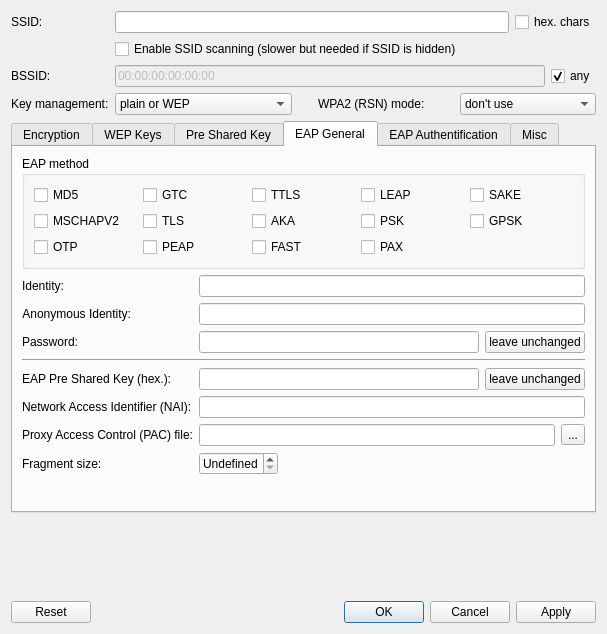
Before: the Qt Designer form qnut/ui/accesspointconfig.ui in dosnut/nut, drawn with Qt 5.
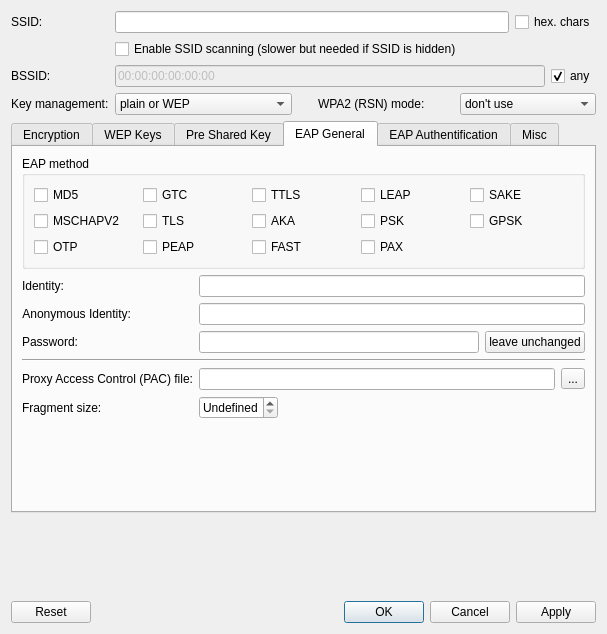
After: the same form once the commit is applied. The open tabs and pages were chosen to show the change.

Patch:
```diff
--- a/qnut/ui/accesspointconfig.ui
+++ b/qnut/ui/accesspointconfig.ui
@@ -723,53 +723,6 @@
         </widget>
        </item>
        <item row="5" column="0">
-        <widget class="QLabel" name="eapPSKLabel">
-         <property name="text">
-          <string>EAP Pre Shared Key (hex.):</string>
-         </property>
-         <property name="buddy">
-          <cstring>eapPSKEdit</cstring>
-         </property>
-        </widget>
-       </item>
-       <item row="5" column="1">
-        <layout class="QHBoxLayout" name="eapPSKLayout">
-         <item>
-          <widget class="QLineEdit" name="eapPSKEdit">
-           <property name="toolTip">
-            <string>32 digits, 128-Bit Pre Shared Key</string>
-           </property>
-           <property name="maxLength">
-            <number>32</number>
-           </property>
-          </widget>
-         </item>
-         <item>
-          <widget class="QPushButton" name="eapPSKLeaveButton">
-           <property name="text">
-            <string>leave unchanged</string>
-           </property>
-           <property name="checkable">
-            <bool>true</bool>
-           </property>
-          </widget>
-         </item>
-        </layout>
-       </item>
-       <item row="6" column="0">
-        <widget class="QLabel" name="naiLabel">
-         <property name="text">
-          <string>Network Access Identifier (NAI):</string>
-         </property>
-         <property name="buddy">
-          <cstring>naiEdit</cstring>
-         </property>
-        </widget>
-       </item>
-       <item row="6" column="1">
-        <widget class="QLineEdit" name="naiEdit"/>
-       </item>
-       <item row="7" column="0">
         <widget class="QLabel" name="pacLabel">
          <property name="text">
           <string>Proxy Access Control (PAC) file:</string>
@@ -779,7 +732,7 @@
          </property>
         </widget>
        </item>
-       <item row="7" column="1">
+       <item row="5" column="1">
         <layout class="QHBoxLayout" name="pacLayout">
          <item>
           <widget class="QLineEdit" name="pacEdit"/>
@@ -793,7 +746,7 @@
          </item>
         </layout>
        </item>
-       <item row="8" column="0">
+       <item row="6" column="0">
         <widget class="QLabel" name="fragmentLabel">
          <property name="text">
           <string>Fragment size:</string>
@@ -803,7 +756,7 @@
          </property>
         </widget>
        </item>
-       <item row="8" column="1">
+       <item row="6" column="1">
         <widget class="QSpinBox" name="fragmentSpin">
          <property name="buttonSymbols">
           <enum>QAbstractSpinBox::UpDownArrows</enum>
```
Left out of the diff: 19 changed lines with no effect on the pictures.
